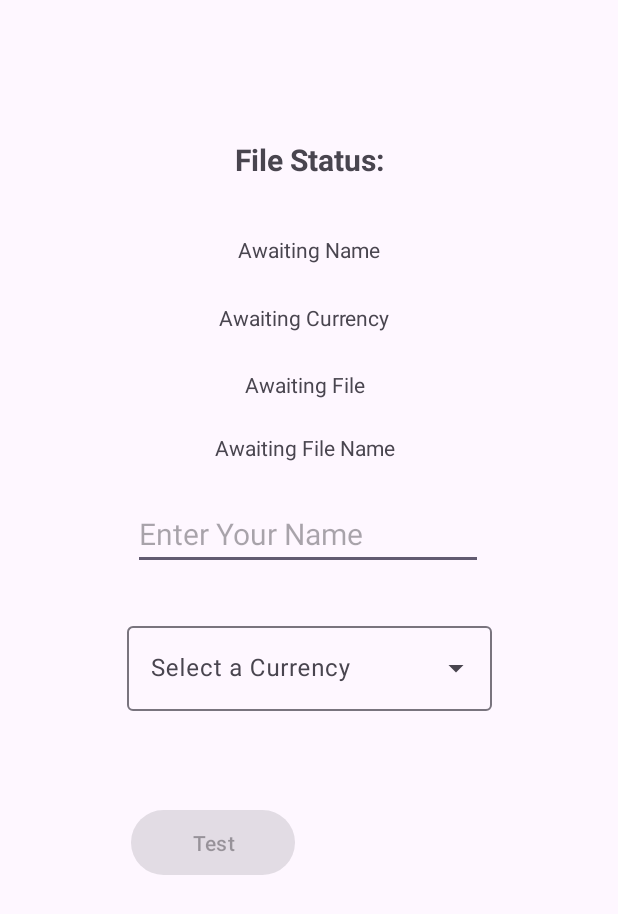
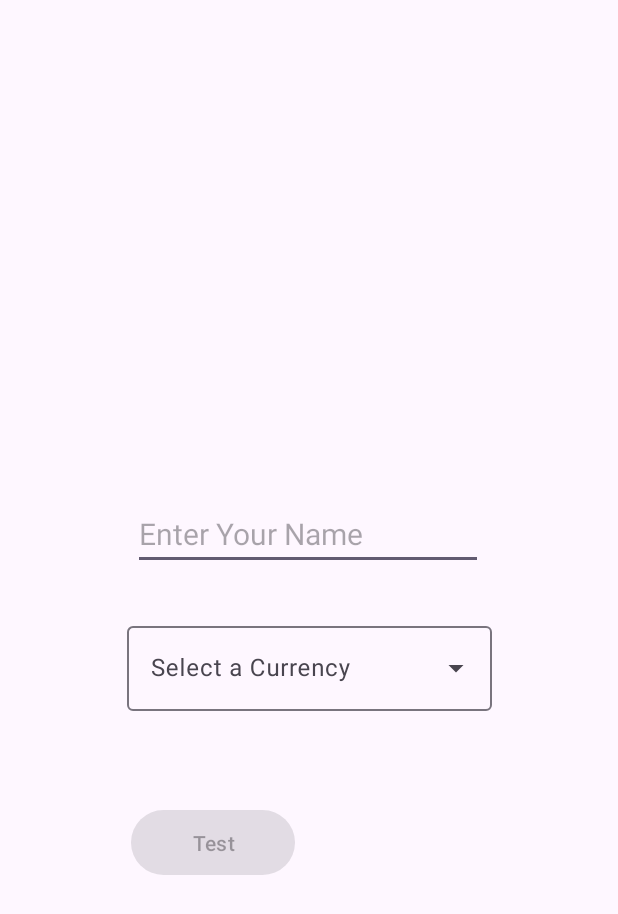
Before and after one commit to Trueguy64/IYB_App, an Android app: the screen it shows after launch (userNew), after a tap on "Start Saving", on a phone screen of 412 x 824 dp. Shown: the top 914 px of the screen. Run offline under Robolectric (Android 15) with nearby library versions, the phone set to English and light mode, and no system bars.

Commit message:
Cleaned Up Code and activity_user_new.xml activity

```diff
--- a/app/src/main/java/com/example/iyb_app/MainActivity.java
+++ b/app/src/main/java/com/example/iyb_app/MainActivity.java
@@ -1,46 +1,28 @@
 package com.example.iyb_app;
-
 import android.os.Bundle;
-import android.util.Log;
-import android.view.LayoutInflater;
-import android.view.ViewGroup;
 import android.widget.Button;
 import android.view.View;
-import androidx.activity.EdgeToEdge;
 import androidx.appcompat.app.AppCompatActivity;
-import androidx.core.graphics.Insets;
-import androidx.core.view.ViewCompat;
-import androidx.core.view.WindowInsetsCompat;
-import androidx.recyclerview.widget.RecyclerView;
-import androidx.recyclerview.widget.RecyclerView.ViewHolder;
-
-import android.widget.TextView;
 import android.content.Intent;
-
 import java.io.File;
 
 
 public class MainActivity extends AppCompatActivity {
-    private final String FILENAME = "saveddata.txt";
-    private final String filepath = "user";
     @Override
     protected void onCreate(Bundle savedInstanceState) {
         super.onCreate(savedInstanceState);
         setContentView(R.layout.activity_main);
-
-
     }
     public void startSaving(View start)
     {
+        String FILENAME = "saved-data.txt";
+        String filepath = "user";
         File userData = new File(getExternalFilesDir(filepath), FILENAME);
         findViewById(R.id.start).setEnabled(false);
         ((Button)findViewById(R.id.start)).setText("Saving Now");
         Intent i = new Intent(this, userNew.class);
         Intent l = new Intent(this, lucasclass.class);
         startActivity(!userData.exists() ? i : l);
-//        start.setEnabled(false);
-//        Button button = (Button) start;
-//        button.setText("Disabled");
 
     }
 
--- a/app/src/main/java/com/example/iyb_app/userNew.java
+++ b/app/src/main/java/com/example/iyb_app/userNew.java
@@ -1,31 +1,15 @@
 package com.example.iyb_app;
-
 import android.os.Bundle;
-import android.text.Editable;
-import android.text.TextWatcher;
+import android.text.*;
 import android.view.View;
-import android.widget.AdapterView;
-import android.widget.ArrayAdapter;
-import android.widget.AutoCompleteTextView;
-import android.widget.EditText;
-import android.widget.TextView;
-import android.widget.Toast;
-
+import android.widget.*;
 import androidx.appcompat.app.AppCompatActivity;
-
-import java.io.BufferedReader;
-import java.io.File;
-import java.io.FileInputStream;
-import java.io.FileNotFoundException;
-import java.io.FileOutputStream;
-import java.io.IOException;
-import java.io.InputStreamReader;
+import java.io.*;
 
 public class userNew extends AppCompatActivity {
-    TextView fieler;
+    //Defining Activity Wide Variables
     private final String filepath = "user";
-    private String fileContent = "";
-    private final String FILENAME = "saveddata.txt";
+    private final String FILENAME = "saved-data.txt";
     EditText username;
     AutoCompleteTextView autoCompleteTextView;
     ArrayAdapter<String> adapterItems;
@@ -37,11 +21,10 @@ public class userNew extends AppCompatActivity {
 
         setContentView(R.layout.activity_user_new);
         username = findViewById(R.id.source);
-        fieler = findViewById(R.id.fieler);
         autoCompleteTextView = findViewById(R.id.dropcurrencies);
         autoCompleteTextView.addTextChangedListener(textWatcher);
 
-        adapterItems = new ArrayAdapter<String>(this, R.layout.dropdown_currencies, currencies);
+        adapterItems = new ArrayAdapter<>(this, R.layout.dropdown_currencies, currencies);
         autoCompleteTextView.setAdapter(adapterItems);
 
         // Set the item click listener for AutoCompleteTextView
@@ -49,30 +32,8 @@ public class userNew extends AppCompatActivity {
             @Override
             public void onItemClick(AdapterView<?> parent, View view, int position, long id) {
                 String item = parent.getItemAtPosition(position).toString();
-                ((TextView) findViewById(R.id.currencyOutput)).setText(item);
                 Toast.makeText(userNew.this, "Item: " + item, Toast.LENGTH_SHORT).show();
-                if(!item.equals("")){
-                    File myExternalFile = new File(getExternalFilesDir(filepath), FILENAME);
-                    FileOutputStream fileOutputStream = null;
-                    try {
-                        fileOutputStream = new FileOutputStream(myExternalFile);
-                        if(item.equals("(៛) Khmer Riel")) {
-                            try {
-                                fileOutputStream.write("khr".getBytes());
-                            } catch (IOException e) {
-                                throw new RuntimeException(e);
-                            }
-                        } else if (item.equals("($) United States Dollar")) {
-                            try {
-                                fileOutputStream.write("usd".getBytes());
-                            } catch (IOException e) {
-                                throw new RuntimeException(e);
-                            }
-                        }
-                    } catch (FileNotFoundException e) {
-                        throw new RuntimeException(e);
-                    }
-                }
+                outputCurrencyToFile(item);
                 // Update the button state when an item is selected
                 updateButtonState();
             }
@@ -84,11 +45,14 @@ public class userNew extends AppCompatActivity {
 
     public void handleText(View text) {
         username.addTextChangedListener(textWatcher);
-        String input = username.getText().toString();
-        ((TextView) findViewById(R.id.nameOutput)).setText(input);
+        String input = username.getText().toString().trim();
         Toast.makeText(this, input, Toast.LENGTH_LONG).show();
-        fileContent = username.getText().toString().trim();
-        if(!fileContent.equals("")){
+        outputUsernameToFile();
+    }
+    public void outputUsernameToFile()
+    {
+        String fileContent = username.getText().toString().trim();
+        if(!fileContent.isEmpty()){
             File myExternalFile = new File(getExternalFilesDir(filepath), FILENAME);
             FileOutputStream fileOutputStream = null;
             try {
@@ -102,23 +66,44 @@ public class userNew extends AppCompatActivity {
             } catch (FileNotFoundException e) {
                 throw new RuntimeException(e);
             }
-            fieler.setText(fileContent);
             username.setText("");
         } else{
-            Toast.makeText(this, "Text field cannot be empty.",Toast.LENGTH_SHORT);
+            Toast.makeText(this, "Text field cannot be empty.",Toast.LENGTH_SHORT).show();
         }
-
     }
-    private TextWatcher textWatcher = new TextWatcher() {
+    public void outputCurrencyToFile(String item)
+    {
+        if(!item.isEmpty()){
+            File myExternalFile = new File(getExternalFilesDir(filepath), FILENAME);
+            FileOutputStream fileOutputStream = null;
+            try {
+                fileOutputStream = new FileOutputStream(myExternalFile);
+                if(item.equals("(៛) Khmer Riel")) {
+                    try {
+                        fileOutputStream.write("khr".getBytes());
+                    } catch (IOException e) {
+                        throw new RuntimeException(e);
+                    }
+                } else if (item.equals("($) United States Dollar")) {
+                    try {
+                        fileOutputStream.write("usd".getBytes());
+                    } catch (IOException e) {
+                        throw new RuntimeException(e);
+                    }
+                }
+            } catch (FileNotFoundException e) {
+                throw new RuntimeException(e);
+            }
+        }
+    }
+    private final TextWatcher textWatcher = new TextWatcher() {
         @Override
         public void beforeTextChanged(CharSequence s, int start, int count, int after) {}
-
         @Override
         public void onTextChanged(CharSequence s, int start, int before, int count) {
             // Update the button state when username is changed
             updateButtonState();
         }
-
         @Override
         public void afterTextChanged(Editable s) {}
     };
@@ -127,7 +112,6 @@ public class userNew extends AppCompatActivity {
     private void updateButtonState() {
         String usernameInput = username.getText().toString().trim();
         String listInput = autoCompleteTextView.getText().toString().trim();
-
         // Enable the button if both fields are not empty
         findViewById(R.id.button).setEnabled(!usernameInput.isEmpty() && !listInput.isEmpty());
     }
--- a/app/src/main/res/layout/activity_user_new.xml
+++ b/app/src/main/res/layout/activity_user_new.xml
@@ -35,52 +35,6 @@
         app:layout_constraintStart_toStartOf="parent"
         app:layout_constraintTop_toBottomOf="@+id/source" />
 
-    <TextView
-        android:id="@+id/nameOutput"
-        android:layout_width="wrap_content"
-        android:layout_height="wrap_content"
-        android:text="Awaiting Name"
-        app:layout_constraintBottom_toTopOf="@+id/source"
-        app:layout_constraintEnd_toEndOf="parent"
-        app:layout_constraintStart_toStartOf="parent"
-        app:layout_constraintTop_toTopOf="parent" />
-
-    <TextView
-        android:id="@+id/fieler"
-        android:layout_width="wrap_content"
-        android:layout_height="wrap_content"
-        android:text="Awaiting File Name"
-        app:layout_constraintBottom_toTopOf="@+id/source"
-        app:layout_constraintEnd_toEndOf="parent"
-        app:layout_constraintHorizontal_bias="0.49"
-        app:layout_constraintStart_toStartOf="parent"
-        app:layout_constraintTop_toTopOf="parent"
-        app:layout_constraintVertical_bias="0.923" />
-
-    <TextView
-        android:id="@+id/currencyOutput"
-        android:layout_width="wrap_content"
-        android:layout_height="wrap_content"
-        android:text="Awaiting Currency"
-        app:layout_constraintBottom_toTopOf="@+id/source"
-        app:layout_constraintEnd_toEndOf="parent"
-        app:layout_constraintHorizontal_bias="0.49"
-        app:layout_constraintStart_toStartOf="parent"
-        app:layout_constraintTop_toTopOf="parent"
-        app:layout_constraintVertical_bias="0.645" />
-
-    <TextView
-        android:id="@+id/fileOutput"
-        android:layout_width="wrap_content"
-        android:layout_height="wrap_content"
-        android:text="Awaiting File"
-        app:layout_constraintBottom_toTopOf="@+id/source"
-        app:layout_constraintEnd_toEndOf="parent"
-        app:layout_constraintHorizontal_bias="0.491"
-        app:layout_constraintStart_toStartOf="parent"
-        app:layout_constraintTop_toTopOf="parent"
-        app:layout_constraintVertical_bias="0.788" />
-
     <com.google.android.material.textfield.TextInputLayout
         android:id="@+id/textInputLayout"
         style="@style/Widget.Material3.TextInputLayout.OutlinedBox.ExposedDropdownMenu"
@@ -104,17 +58,4 @@
 
     </com.google.android.material.textfield.TextInputLayout>
 
-    <TextView
-        android:id="@+id/textView2"
-        android:layout_width="wrap_content"
-        android:layout_height="wrap_content"
-        android:text="File Status:"
-        android:textSize="20sp"
-        android:textStyle="bold"
-        app:layout_constraintBottom_toTopOf="@+id/nameOutput"
-        app:layout_constraintEnd_toEndOf="parent"
-        app:layout_constraintStart_toStartOf="parent"
-        app:layout_constraintTop_toTopOf="parent"
-        app:layout_constraintVertical_bias="0.718" />
-
 </androidx.constraintlayout.widget.ConstraintLayout>
```
Also changed, not shown: app/src/main/res/layout/activity_main.xml (+25 -1 lines), 1 other file.
